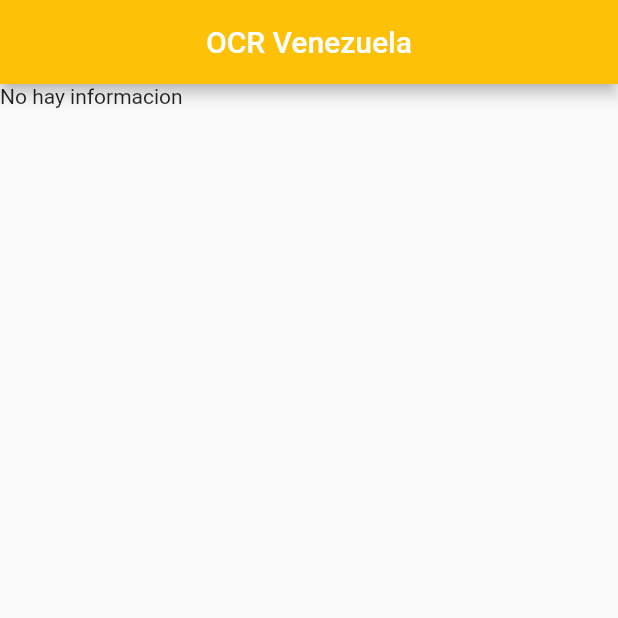
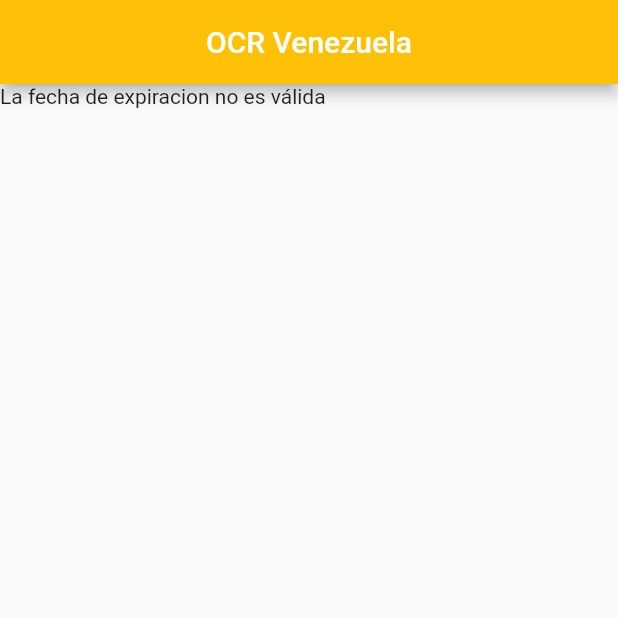
Before and after one commit to josemanrrique/validatedata, a Flutter app: the screen it shows after launch, on a phone screen of 412 x 824 dp, the top half of it. Run offline on Flutter 3.47's test engine with Material 2 defaults, Android fonts, the phone set to English and light mode, and no system bars; our stand-ins replace image_picker; missing offline and left inert: flutter_tesseract_ocr.

Commit message:
incorporar atributos a la clase

```diff
--- a/lib/components/informationPerson.component.dart
+++ b/lib/components/informationPerson.component.dart
@@ -8,7 +8,19 @@ class InformationPersonComponent extends StatelessWidget {
 
   @override
   Widget build(BuildContext context) {
-    return Text(data.hasData ? data.dataRaw : "No hay informacion");
+    return
+    (data.active) ?
+     Row(
+      children:[
+        Text(data.id != null ? data.id! : "No se pudo extraer el numero de identificacion"),
+        Text(data.name != null ? data.name! : "No se pudo extraer el nombre"),
+        Text(data.lastname != null ? data.lastname! : "No se pudo extraer el apellido"),
+        Text(data.dateOfBirth != null ? data.dateOfBirth! : "No se pudo extraer la fehca de nacimiento"),
+      ]
+    ) :
+    Text("La fecha de expiracion no es válida");
+
+
   }
 }
 
--- a/lib/models/informationDocuments.model.dart
+++ b/lib/models/informationDocuments.model.dart
@@ -7,5 +7,9 @@ class InformationDocuments {
   }
   bool hasData = false;
   late String dataRaw;
-  String? test;
+  String? id;
+  String? name;
+  String? lastname;
+  String? dateOfBirth;
+  bool active = false;
 }
```
